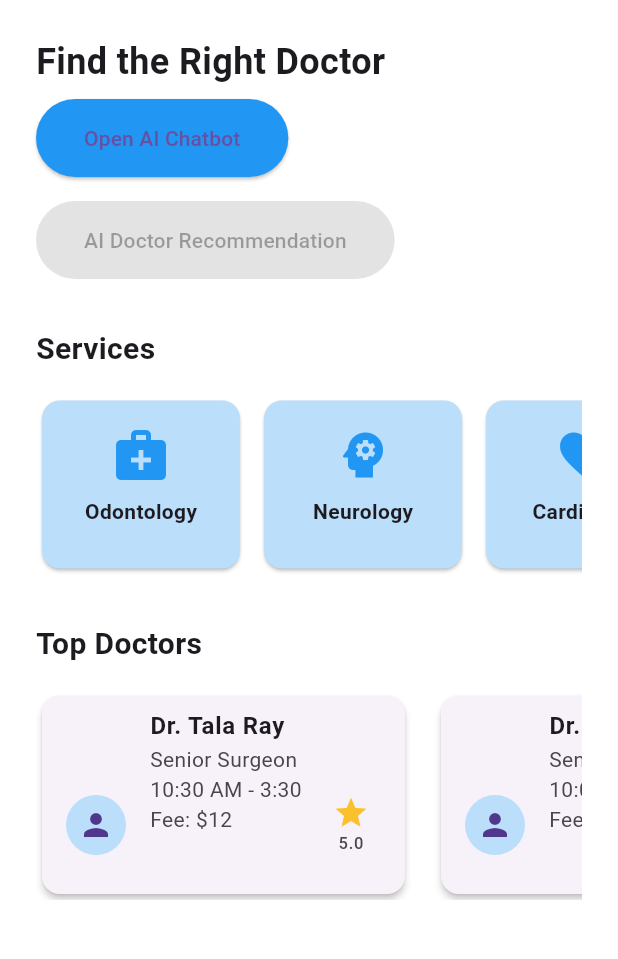
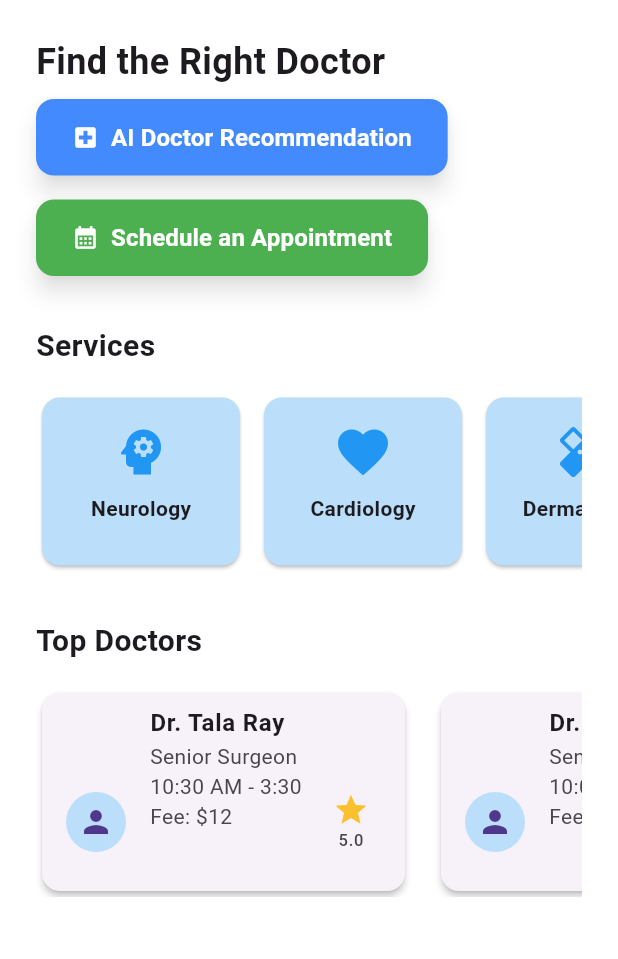
Before and after one commit to rrayan1/430, a Flutter app: the screen it shows after launch, on a phone screen of 412 x 824 dp, the part 84-1043 px from its top. Run offline on Flutter 3.47's test engine with Material 3 defaults, Android fonts, the phone set to English and light mode, and no system bars; our stand-ins replace cloud_firestore, cloud_functions, firebase_auth, firebase_core; accounts and stored records are empty; statements that could not run were skipped.

Commit message:
ai, schedule for patient

```diff
--- a/lib/pages/home_page.dart
+++ b/lib/pages/home_page.dart
@@ -4,7 +4,7 @@ import '../widgets/service_card.dart';
 import '../widgets/doctor_card.dart';
 import '../widgets/custom_navbar.dart';
 import 'package:labproject/pages/chatbot_page.dart';
-
+import 'package:labproject/pages/schedule_page.dart'; // ✅ New
 
 class HomePage extends StatelessWidget {
   const HomePage({super.key});
@@ -23,38 +23,71 @@ class HomePage extends StatelessWidget {
               child: Column(
                 crossAxisAlignment: CrossAxisAlignment.start,
                 children: [
-                  const Text("Find the Right Doctor",
-                      style:
-                          TextStyle(fontSize: 24, fontWeight: FontWeight.bold)),
+                  const Text(
+                    "Find the Right Doctor",
+                    style: TextStyle(fontSize: 24, fontWeight: FontWeight.bold),
+                  ),
                   const SizedBox(height: 8),
-                  ElevatedButton(
+
+                  // 🧠 AI Recommendation Button
+                  ElevatedButton.icon(
                     onPressed: () {
                       Navigator.push(
                         context,
                         MaterialPageRoute(builder: (context) => ChatbotPage()),
                       );
                     },
+                    icon: const Icon(Icons.local_hospital, color: Colors.white),
+                    label: const Text(
+                      "AI Doctor Recommendation",
+                      style: TextStyle(
+                          fontSize: 16,
+                          fontWeight: FontWeight.bold,
+                          color: Colors.white),
+                    ),
                     style: ElevatedButton.styleFrom(
-                      backgroundColor: Colors.blue,
-                      padding: const EdgeInsets.symmetric(horizontal: 32, vertical: 16),
+                      backgroundColor: Colors.blueAccent,
+                      padding: const EdgeInsets.symmetric(horizontal: 24, vertical: 14),
+                      shape: RoundedRectangleBorder(borderRadius: BorderRadius.circular(12)),
+                      elevation: 6,
+                      shadowColor: Colors.black54,
                     ),
-                    child: const Text("Open AI Chatbot"),
                   ),
                   const SizedBox(height: 16),
 
-                  ElevatedButton(
-                    onPressed: null,
+                  // 📅 Schedule Appointment Button
+                  ElevatedButton.icon(
+                    onPressed: () {
+                      Navigator.push(
+                        context,
+                        MaterialPageRoute(builder: (context) => const SchedulePage()),
+                      );
+                    },
+                    icon: const Icon(Icons.calendar_month, color: Colors.white),
+                    label: const Text(
+                      "Schedule an Appointment",
+                      style: TextStyle(
+                          fontSize: 16,
+                          fontWeight: FontWeight.bold,
+                          color: Colors.white),
+                    ),
                     style: ElevatedButton.styleFrom(
-                        backgroundColor: Colors.blue,
-                        padding: const EdgeInsets.symmetric(
-                            horizontal: 32, vertical: 16)),
-                    child: const Text("AI Doctor Recommendation"),
+                      backgroundColor: Colors.green,
+                      padding: const EdgeInsets.symmetric(horizontal: 24, vertical: 14),
+                      shape: RoundedRectangleBorder(borderRadius: BorderRadius.circular(12)),
+                      elevation: 6,
+                      shadowColor: Colors.black54,
+                    ),
                   ),
                   const SizedBox(height: 32),
-                  const Text("Services",
-                      style:
-                          TextStyle(fontSize: 20, fontWeight: FontWeight.bold)),
+
+                  const Text(
+                    "Services",
+                    style: TextStyle(fontSize: 20, fontWeight: FontWeight.bold),
+                  ),
                   const SizedBox(height: 16),
+
+                  // 🔄 Services List
                   SizedBox(
                     height: 120,
                     child: ScrollConfiguration(
@@ -71,55 +104,39 @@ class HomePage extends StatelessWidget {
                           SizedBox(
                             width: 140,
                             child: ServiceCard(
-                                  title: "Odontology",
-                                  icon: Icons.medical_services)),
+                                title: "Neurology", icon: Icons.psychology),
+                          ),
                           SizedBox(width: 8),
                           SizedBox(
                             width: 140,
                             child: ServiceCard(
-                                  title: "Neurology", icon: Icons.psychology)),
+                                title: "Cardiology", icon: Icons.favorite),
+                          ),
                           SizedBox(width: 8),
                           SizedBox(
                             width: 140,
                             child: ServiceCard(
-                                  title: "Cardiology", icon: Icons.favorite)),
+                                title: "Dermatology", icon: Icons.healing),
+                          ),
                           SizedBox(width: 8),
                           SizedBox(
                             width: 140,
                             child: ServiceCard(
-                                  title: "Dermatology", icon: Icons.healing)),
-                          SizedBox(width: 8),
-                          SizedBox(
-                              width: 140,
-                              child: ServiceCard(
-                                  title: "Pediatrics",
-                                  icon: Icons.child_friendly)),
-                          SizedBox(width: 8),
-                          SizedBox(
-                              width: 140,
-                              child: ServiceCard(
-                                  title: "Psychiatry",
-                                  icon: Icons.psychology_alt)),
-                          SizedBox(width: 8),
-                          SizedBox(
-                              width: 140,
-                              child: ServiceCard(
-                                  title: "Orthopedics",
-                                  icon: Icons.accessibility_new)),
-                          SizedBox(width: 8),
-                          SizedBox(
-                              width: 140,
-                              child: ServiceCard(
-                                  title: "Radiology", icon: Icons.scanner)),
+                                title: "Pediatrics", icon: Icons.child_friendly),
+                          ),
                         ],
                       ),
                     ),
                   ),
+
                   const SizedBox(height: 32),
-                  const Text("Top Doctors",
-                      style:
-                          TextStyle(fontSize: 20, fontWeight: FontWeight.bold)),
+                  const Text(
+                    "Top Doctors",
+                    style: TextStyle(fontSize: 20, fontWeight: FontWeight.bold),
+                  ),
                   const SizedBox(height: 16),
+
+                  // 👨‍⚕️ Top Doctors List
                   SizedBox(
                     height: 140,
                     child: ScrollConfiguration(
@@ -165,17 +182,6 @@ class HomePage extends StatelessWidget {
                               rating: 4.9,
                             ),
                           ),
-                          SizedBox(width: 16),
-                          SizedBox(
-                            width: 250,
-                            child: DoctorCard(
-                              name: "Dr. Sam Tan",
-                              title: "Neurologist",
-                              time: "11:00 AM - 5:00",
-                              fee: "\$18",
-                              rating: 4.7,
-                            ),
-                          ),
                         ],
                       ),
                     ),
--- a/pubspec.yaml
+++ b/pubspec.yaml
@@ -36,6 +36,7 @@ dependencies:
   cloud_firestore: ^4.13.1
   image_picker: ^1.0.4
   http: ^0.13.5
+  intl: ^0.18.1
   # The following adds the Cupertino Icons font to your application.
   # Use with the CupertinoIcons class for iOS style icons.
   cupertino_icons: ^1.0.8
```
Also changed, not shown: lib/pages/schedule_page.dart (added, +195 -0 lines), pubspec.lock, 1 other file. Lines whose indentation alone changed are shown as unchanged.
